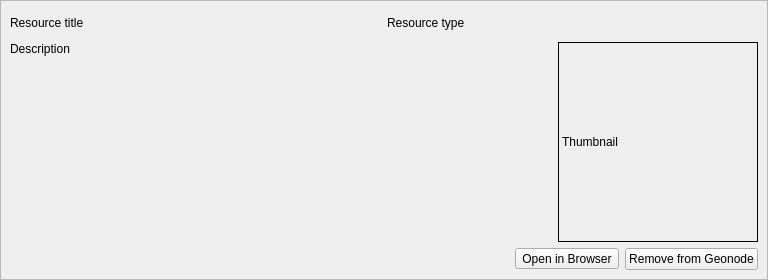
The window that src/qgis_geonode/ui/search_result_widget.ui (GeoNode/QGISGeoNodePlugin) describes before a commit, drawn with Qt 5.
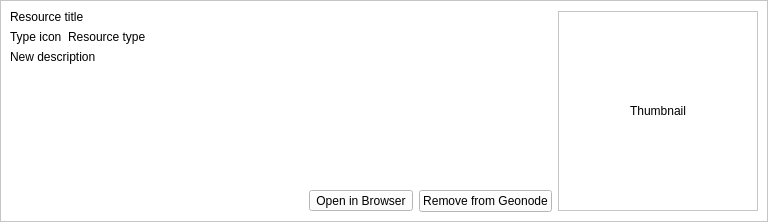
The same window after the commit.

Commit message:
Improve the look on the search widget (#118)
Improve search widget UI

Patch:
```diff
--- a/src/qgis_geonode/ui/search_result_widget.ui
+++ b/src/qgis_geonode/ui/search_result_widget.ui
@@ -7,16 +7,28 @@
     <x>0</x>
     <y>0</y>
     <width>768</width>
-    <height>280</height>
+    <height>222</height>
    </rect>
   </property>
+  <property name="sizePolicy">
+   <sizepolicy hsizetype="Expanding" vsizetype="Fixed">
+    <horstretch>0</horstretch>
+    <verstretch>0</verstretch>
+   </sizepolicy>
+  </property>
+  <property name="maximumSize">
+   <size>
+    <width>16777215</width>
+    <height>222</height>
+   </size>
+  </property>
   <property name="windowTitle">
    <string>Resource</string>
   </property>
-  <layout class="QVBoxLayout" name="verticalLayout_2">
-   <property name="spacing">
-    <number>0</number>
-   </property>
+  <property name="styleSheet">
+   <string notr="true">background-color: rgb(255, 255, 255);</string>
+  </property>
+  <layout class="QVBoxLayout" name="verticalLayout_3">
    <property name="leftMargin">
     <number>0</number>
    </property>
@@ -31,16 +43,22 @@
    </property>
    <item>
     <widget class="QFrame" name="resource">
+     <property name="sizePolicy">
+      <sizepolicy hsizetype="Expanding" vsizetype="Expanding">
+       <horstretch>0</horstretch>
+       <verstretch>0</verstretch>
+      </sizepolicy>
+     </property>
      <property name="frameShape">
       <enum>QFrame::StyledPanel</enum>
      </property>
      <property name="frameShadow">
       <enum>QFrame::Plain</enum>
      </property>
+     <layout class="QHBoxLayout" name="horizontalLayout_2">
+      <item>
      <layout class="QVBoxLayout" name="verticalLayout">
       <item>
-       <layout class="QHBoxLayout" name="horizontalLayout_3">
-        <item>
          <widget class="QLabel" name="name_la">
           <property name="sizePolicy">
            <sizepolicy hsizetype="Preferred" vsizetype="Preferred">
@@ -63,26 +81,48 @@
          </widget>
         </item>
         <item>
+         <layout class="QHBoxLayout" name="horizontalLayout">
+          <item>
+           <widget class="QLabel" name="resource_type_icon_la">
+            <property name="sizePolicy">
+             <sizepolicy hsizetype="Minimum" vsizetype="Preferred">
+              <horstretch>0</horstretch>
+              <verstretch>0</verstretch>
+             </sizepolicy>
+            </property>
+            <property name="text">
+             <string>Type icon</string>
+            </property>
+           </widget>
+          </item>
+          <item>
          <widget class="QLabel" name="resource_type_la">
+            <property name="sizePolicy">
+             <sizepolicy hsizetype="Expanding" vsizetype="Preferred">
+              <horstretch>0</horstretch>
+              <verstretch>0</verstretch>
+             </sizepolicy>
+            </property>
           <property name="text">
            <string>Resource type</string>
           </property>
+            <property name="wordWrap">
+             <bool>true</bool>
+            </property>
          </widget>
         </item>
        </layout>
       </item>
-      <item>
-       <layout class="QHBoxLayout" name="horizontalLayout">
         <item>
          <widget class="QLabel" name="description_la">
           <property name="sizePolicy">
-           <sizepolicy hsizetype="Expanding" vsizetype="Preferred">
+           <sizepolicy hsizetype="Expanding" vsizetype="Expanding">
             <horstretch>0</horstretch>
             <verstretch>0</verstretch>
            </sizepolicy>
           </property>
           <property name="text">
-           <string>Description</string>
+           <string>New description</string>
           </property>
           <property name="alignment">
            <set>Qt::AlignLeading|Qt::AlignLeft|Qt::AlignTop</set>
@@ -90,25 +130,10 @@
           <property name="wordWrap">
            <bool>true</bool>
           </property>
-         </widget>
-        </item>
-        <item>
-         <widget class="QLabel" name="thumbnail_la">
-          <property name="minimumSize">
-           <size>
-            <width>200</width>
-            <height>200</height>
-           </size>
+          <property name="textInteractionFlags">
+           <set>Qt::LinksAccessibleByMouse|Qt::TextSelectableByMouse</set>
           </property>
-          <property name="frameShape">
-           <enum>QFrame::Box</enum>
-          </property>
-          <property name="text">
-           <string>Thumbnail</string>
-          </property>
          </widget>
-        </item>
-       </layout>
       </item>
       <item>
        <layout class="QHBoxLayout" name="action_buttons_layout">
@@ -142,6 +167,37 @@
           </property>
           <property name="text">
            <string>Remove from Geonode</string>
+            </property>
+           </widget>
+          </item>
+         </layout>
+        </item>
+       </layout>
+      </item>
+      <item>
+       <layout class="QVBoxLayout" name="verticalLayout_2">
+        <item>
+         <widget class="QLabel" name="thumbnail_la">
+          <property name="sizePolicy">
+           <sizepolicy hsizetype="Preferred" vsizetype="Fixed">
+            <horstretch>0</horstretch>
+            <verstretch>0</verstretch>
+           </sizepolicy>
+          </property>
+          <property name="minimumSize">
+           <size>
+            <width>200</width>
+            <height>200</height>
+           </size>
+          </property>
+          <property name="frameShape">
+           <enum>QFrame::StyledPanel</enum>
+          </property>
+          <property name="text">
+           <string>Thumbnail</string>
+          </property>
+          <property name="alignment">
+           <set>Qt::AlignCenter</set>
           </property>
          </widget>
         </item>
```
Lines whose indentation alone changed are shown as unchanged. The commit also changes 9 other files.
